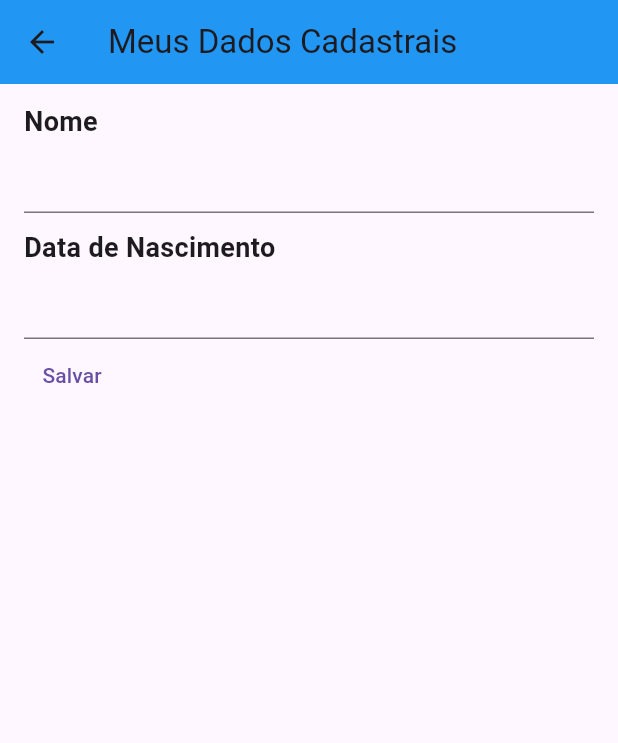
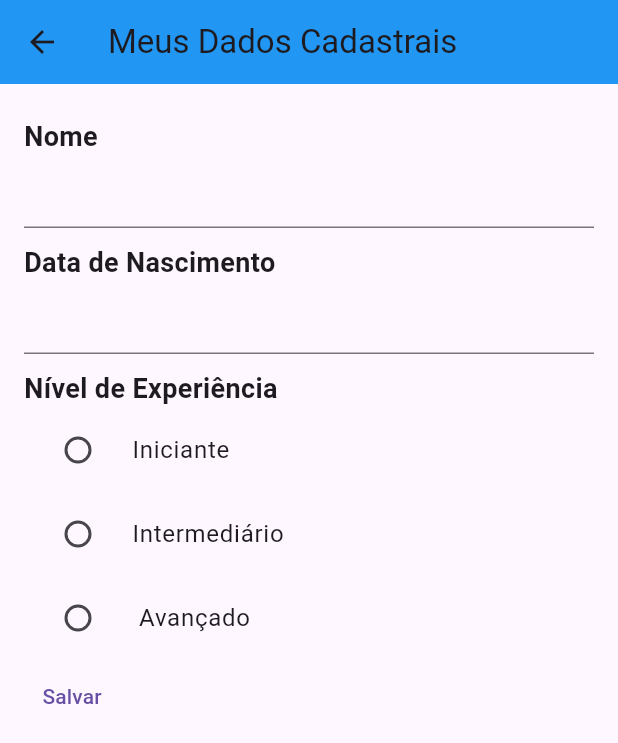
Before and after one commit to Iranlsjr/Formacao-Flutter-Specialist, a Flutter app: the DadosCadastraisPage screen opened directly, on a phone screen of 412 x 824 dp. Shown: the top 743 px of the screen. Run offline on Flutter 3.47's test engine with Material 3 defaults, Android fonts, the phone set to English and light mode, and no system bars; our stand-ins replace google_fonts; network calls fail.

Commit message:
Conhecendo RadioList e Repository

```diff
--- a/3_Navegacao_e_widgets_em_flutter/iranapp - V1.0/lib/pages/dados_cadastrais.dart
+++ b/3_Navegacao_e_widgets_em_flutter/iranapp - V1.0/lib/pages/dados_cadastrais.dart
@@ -1,4 +1,5 @@
 import 'package:flutter/material.dart';
+import 'package:iranapp/repositories/nivel_repository.dart';
 import 'package:iranapp/shared/widgets/text_label.dart';
 
 class DadosCadastraisPage extends StatefulWidget {
@@ -11,47 +12,77 @@ class DadosCadastraisPage extends StatefulWidget {
 class _DadosCadastraisPageState extends State<DadosCadastraisPage> {
   var nomeController = TextEditingController(text: "");
   var dataNascimentoController = TextEditingController(text: "");
+  DateTime? dataNascimento;
+  var nivelRepository = NivelRepository();
+  var niveis = [];
+  var nivelSelecionado = "";
 
-  DateTime? dataNascimento;
-
+  @override
+  void initState() {
+    niveis = nivelRepository.retornaNiveis();
+    super.initState();
+  }
 
   @override
   Widget build(BuildContext context) {
     return Scaffold(
-      appBar: AppBar(title: Text("Meus Dados Cadastrais"),),
+      appBar: AppBar(title: Text("Meus Dados Cadastrais")),
       body: Padding(
         padding: const EdgeInsets.symmetric(vertical: 12, horizontal: 16),
         child: Column(
           crossAxisAlignment: CrossAxisAlignment.start,
           children: [
             TextLabel(texto: "Nome"),
-          TextField(
-            controller: nomeController,
-          ),
+            TextField(controller: nomeController),
 
             //DATA NASCIMENTO
-          SizedBox(height: 10,),
-          TextLabel( texto: "Data de Nascimento"),
+            TextLabel(texto: "Data de Nascimento"),
             TextField(
               controller: dataNascimentoController,
               readOnly: true,
-            onTap: () async{
-              var data = await showDatePicker(context: context,
-              initialDate: DateTime(2000,1,1),
-              firstDate: DateTime(1900,5,20),
-              lastDate: DateTime(2023,10,23));
-              if (data != null){
+              onTap: () async {
+                var data = await showDatePicker(
+                  context: context,
+                  initialDate: DateTime(2000, 1, 1),
+                  firstDate: DateTime(1900, 5, 20),
+                  lastDate: DateTime(2023, 10, 23),
+                );
+                if (data != null) {
                   dataNascimentoController.text = data.toString();
                   dataNascimento = data;
                 }
               },
             ),
 
+            //NÍVEL DE EXPERIÊNCIA
+            TextLabel(texto: "Nível de Experiência"),
+            Column(
+              children:
+                  niveis
+                      .map(
+                        (nivel) => RadioListTile(
+                          title: Text(nivel.toString()),
+                          selected: nivelSelecionado == nivel,
+                          value: nivel.toString(),
+                          groupValue: nivelSelecionado,
+                          onChanged: (value) {
+                            setState(() {
+                            nivelSelecionado = value.toString();
+                            });
+                          },
+                        ),
+                      )
+                      .toList(),
+            ),
+
             //BOTÃO SALVAR
-          TextButton(onPressed: (){
+            TextButton(
+              onPressed: () {
                 print(nomeController.text);
                 print(dataNascimento);
-          }, child: Text("Salvar"))
+              },
+              child: Text("Salvar"),
+            ),
           ],
         ),
       ),
--- /dev/null
+++ b/3_Navegacao_e_widgets_em_flutter/iranapp - V1.0/lib/repositories/nivel_repository.dart
@@ -0,0 +1,5 @@
+class NivelRepository {
+  List<String> retornaNiveis(){
+    return [ "Iniciante", "Intermediário", " Avançado"];
+  }
+}
--- a/3_Navegacao_e_widgets_em_flutter/iranapp - V1.0/lib/shared/widgets/text_label.dart
+++ b/3_Navegacao_e_widgets_em_flutter/iranapp - V1.0/lib/shared/widgets/text_label.dart
@@ -1,11 +1,17 @@
 import 'package:flutter/material.dart';
 
 class TextLabel extends StatelessWidget {
-  final String  texto;
+  final String texto;
   const TextLabel({super.key, required this.texto});
 
   @override
   Widget build(BuildContext context) {
-    return  Text(texto, style: TextStyle(fontSize: 18, fontWeight: FontWeight.w700),);
+    return Container(
+      margin: EdgeInsets.only(top: 10),
+      child: Text(
+        texto,
+        style: TextStyle(fontSize: 18, fontWeight: FontWeight.w700),
+      ),
+    );
   }
 }
```
Lines whose indentation alone changed are shown as unchanged.
